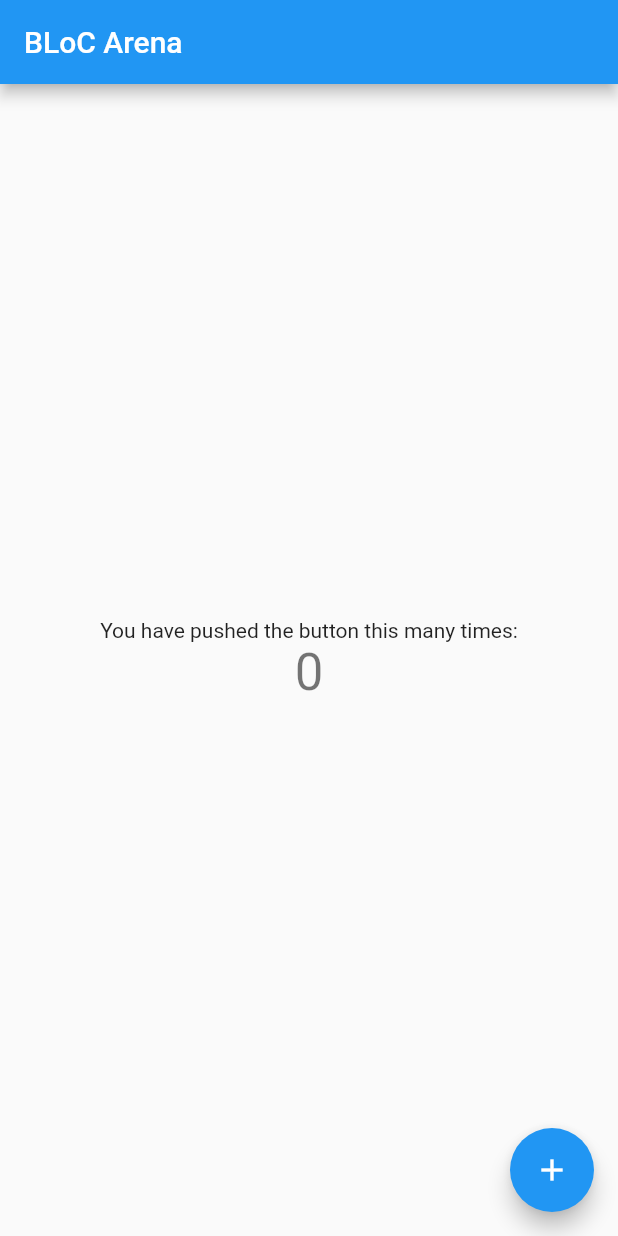
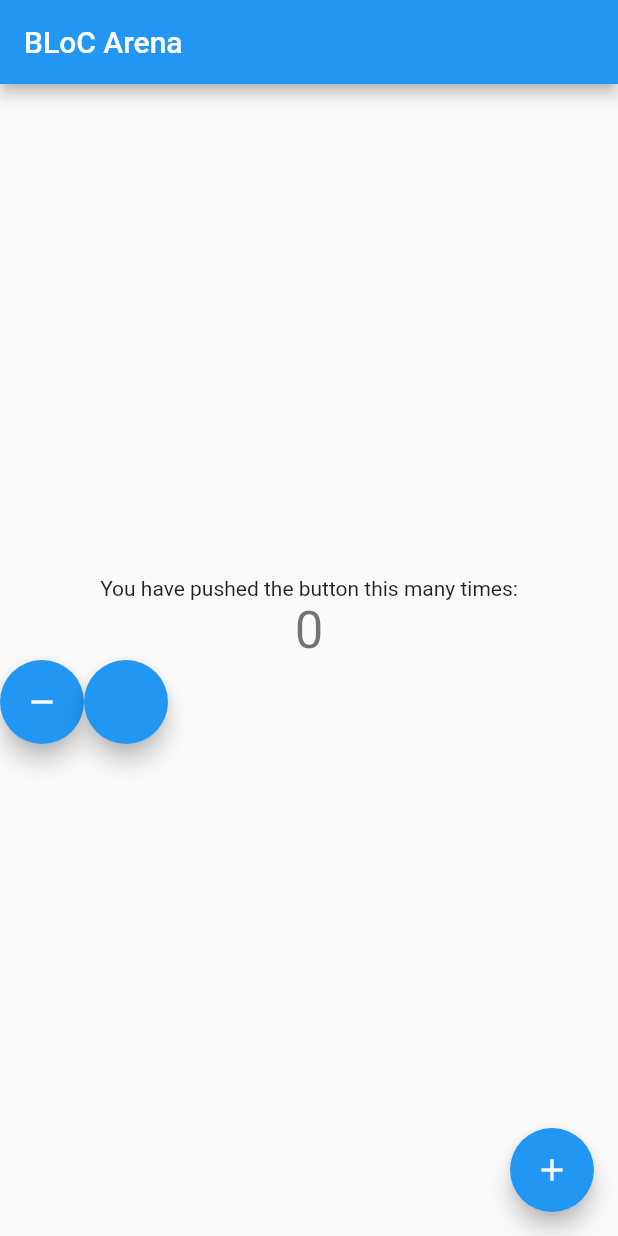
Before and after one commit to walidwazini/Flutter-LearningBLoC, a Flutter app: the screen it shows after launch, on a phone screen of 412 x 824 dp. Run offline on Flutter 3.47's test engine with Material 2 defaults, Android fonts, the phone set to English and light mode, and no system bars; our stand-ins replace bloc, flutter_bloc.

Commit message:
setup UI

```diff
--- a/lib/main.dart
+++ b/lib/main.dart
@@ -48,25 +48,29 @@ class _MyHomePageState extends State<MyHomePage> {
   Widget build(BuildContext context) {
     return Scaffold(
       appBar: AppBar(
-
         title: Text(widget.title),
       ),
       body: Center(
-
         child: Column(
-
           mainAxisAlignment: MainAxisAlignment.center,
           children: <Widget>[
-            Text(
-              'You have pushed the button this many times:',
+            Text('You have pushed the button this many times:',),
+            Text('$_counter',
+              style: Theme.of(context).textTheme.headline4,
             ),
-            Text(
-              '$_counter',
-              style: Theme
-                  .of(context)
-                  .textTheme
-                  .headline4,
-            ),
+            Row( children: [
+              FloatingActionButton(
+                onPressed: (){
+                  //BlocProvider.of<CounterCubit>(context).decrement();
+                },
+                tooltip: 'Decrement',
+                child: Icon(Icons.remove),
+              ),
+              FloatingActionButton(
+                  onPressed: (){},
+                tooltip: 'Increment',
+              )
+            ],)
           ],
         ),
       ),
```
